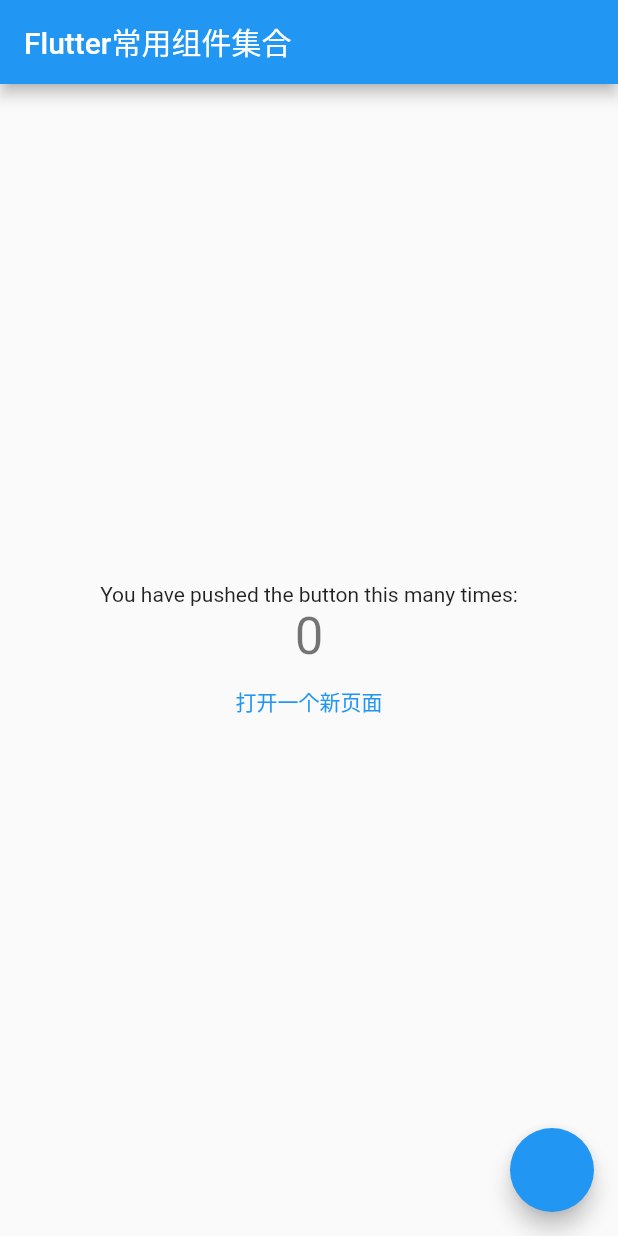
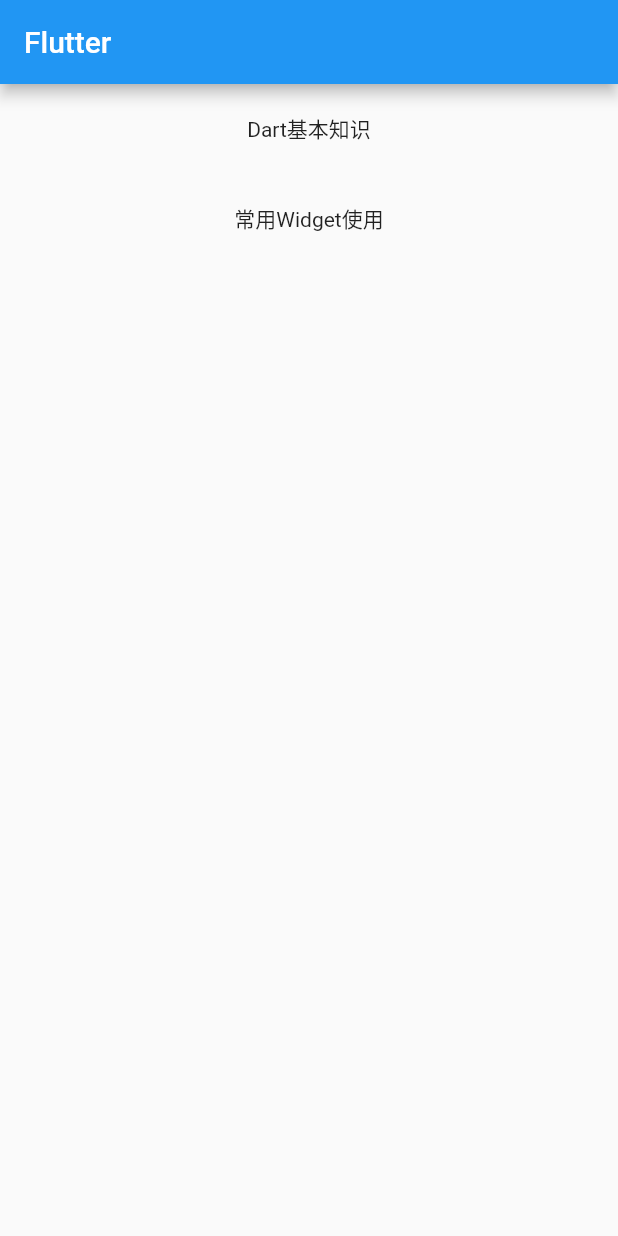
Before and after one commit to yangxinliang/flutter_app_demo, a Flutter app: the screen it shows after launch, on a phone screen of 412 x 824 dp. Run offline on Flutter 3.47's test engine with Material 2 defaults, Android fonts, the phone set to English and light mode, and no system bars.

Commit message:
提交： 修改文件目录

```diff
--- a/flutter_app/lib/main.dart
+++ b/flutter_app/lib/main.dart
@@ -1,7 +1,8 @@
 import 'package:flutter/material.dart';
+import 'package:flutter_app/widget_page.dart';
 
-import 'package:flutter_app/PageRoute.dart';
-import 'package:flutter_plugin_test/flutter_plugin_test.dart';
+import 'dart_page.dart';
+
 
 void main() => runApp(MyApp());
 
@@ -9,15 +10,15 @@
   @override
   Widget build(BuildContext context) {
     return new MaterialApp(
-      title: "Flutetr常用组件集合 ",
       theme: new ThemeData(
         primarySwatch: Colors.blue,
       ),
       // 注册路由表
       routes: {
-        "new_page": (context) => NewRoute(),
+        "dart_page": (context) => DemoDart(),
+        "widget_page": (context) => DemoWidget()
       },
-      home: new MyHomePage(title: "Flutter常用组件集合"),
+      home: new MyHomePage(title: "Flutter"),
     );
   }
 }
@@ -26,85 +27,46 @@
   MyHomePage({Key key, this.title}) : super(key: key);
 
   final String title;
-
   @override
   _MyHomePageState createState() => new _MyHomePageState();
 }
 
 class _MyHomePageState extends State<MyHomePage> {
-  int _counter = 0;
-  void _incrementCounter() {
-    setState(() {
-      _counter++;
-    });
-  }
-
   @override
   Widget build(BuildContext context) {
-    return new Scaffold(
-      appBar: new AppBar(
-        title: new Text(widget.title),
-      ),
-      body: new Center(
-        child: new Column(
-          mainAxisAlignment: MainAxisAlignment.center,
+    return  Scaffold(
+        appBar: new AppBar(
+          title: new Text(widget.title),
+        ),
+        body: ListView(
           children: <Widget>[
-            new Text(
-              'You have pushed the button this many times:',
+            GestureDetector(
+              onTap: () {
+                Navigator.pushNamed(context, "dart_page",);
+              },
+              behavior: HitTestBehavior.opaque,
+              child: Container(
+                alignment: Alignment.center,
+                height: 60,
+                child: Text("Dart基本知识"),
+              ),
             ),
 
-            new Text(
-              '$_counter',
-              style: Theme.of(context).textTheme.display1,
+
+            GestureDetector(
+              onTap: () {
+                Navigator.pushNamed(context, "widget_page",);
+
+              },
+              behavior: HitTestBehavior.opaque,
+              child: Container(
+                alignment: Alignment.center,
+                height: 60,
+                child: Text("常用Widget使用"),
+              ),
             ),
-//             new Text(
-//               "我是第三个text",
-//             ),
-//
-            FlatButton(
-              child: Text("打开一个新页面"),
-              textColor: Colors.blue,
-//               onPressed: (){
-//
-//                 Navigator.push(context,
-//
-//                 new MaterialPageRoute(builder: (context)){
-//
-//                         return new  NewRoute();
-//
-//                     }
-//
-//                 ) },
-              onPressed: () {
 
-                FlutterPluginTest.testName("我是杨新亮");
-
-
-//                 Navigator.pushNamed(context, "new_page");
-//                Navigator.of(context)
-//                    .pushNamed("new_page", arguments: "我是第二个页面");
-
-//                 Navigator.push(context,
-//
-//                   new MaterialPageRoute(builder: (context) {
-//
-//                     return new NewRoute();
-//
-//                   }
-//
-//                   )
-//
-//
-//                 );
-              },
-            ),
           ],
-        ),
-      ),
-      floatingActionButton: new FloatingActionButton(
-        onPressed: _incrementCounter,
-        tooltip: "Increment",
-      ),
-    );
+        ));
   }
 }
--- a/flutter_app/lib/PageRoute.dart
+++ b/flutter_app/lib/otherDemo/PageRoute.dart
@@ -1,7 +1,7 @@
 
 import 'package:flutter/material.dart';
 import 'package:flutter/services.dart';
-import 'package:flutter_app/ChooseDialog.dart';
+import 'package:flutter_app/otherDemo/ChooseDialog.dart';
 
 
 class NewRoute extends StatefulWidget {
--- /dev/null
+++ b/flutter_app/lib/widget_page.dart
@@ -0,0 +1,30 @@
+import 'package:flutter/material.dart';
+
+class DemoWidget extends StatefulWidget {
+  @override
+  _DemoWidgetState createState() => _DemoWidgetState();
+}
+
+class _DemoWidgetState extends State<DemoWidget> {
+  @override
+  Widget build(BuildContext context) {
+    return Scaffold(
+
+      appBar: AppBar(
+        title: Text("组件的分类"),
+      ),
+
+      body: Column(
+
+        children: <Widget>[
+
+          Text("widget的分类"),
+
+
+        ],
+
+      ),
+
+    );
+  }
+}
```
Also changed, not shown: flutter_app/lib/dart_page.dart (added, +27 -0 lines), flutter_app/lib/otherDemo/ChooseDialog.dart (renamed from flutter_app/lib/ChooseDialog.dart).
